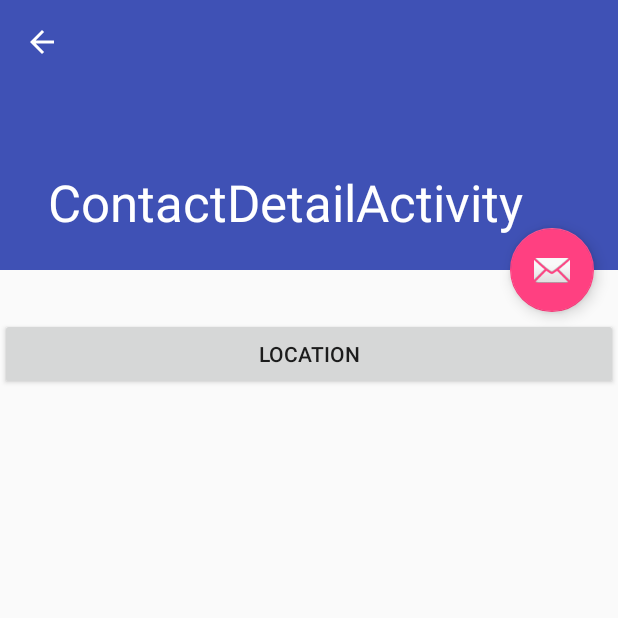
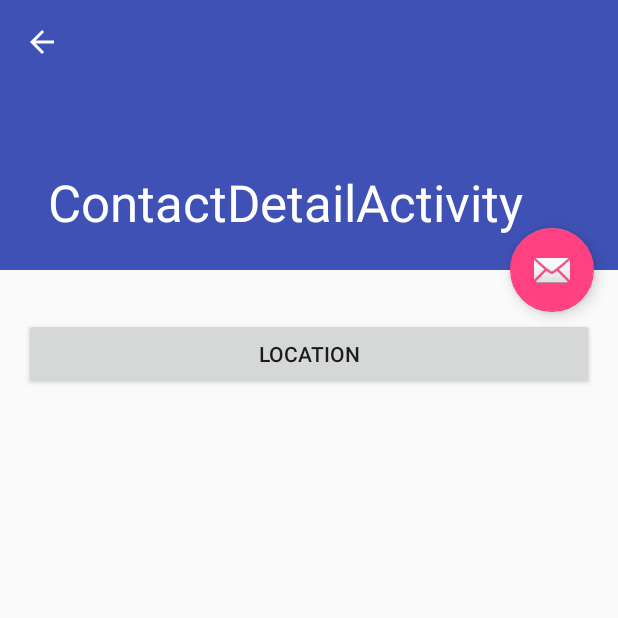
Before and after one commit to nbmaltais/P6-WhereAreThey, an Android app: the ContactDetailFragment screen opened directly, with no data from a screen before it, on a phone screen of 412 x 824 dp, the top half of it. Run offline under Robolectric (Android 15) with nearby library versions, the phone set to English and light mode, and no system bars; our stand-ins replace ButterKnife; 1 statement that could not run was skipped.

Commit message:
Changed email EditText input method. Backend send contact confirmation request to both users.

```diff
--- a/app/src/main/java/ca/nbsoft/whereareyou/Endpoints.java
+++ b/app/src/main/java/ca/nbsoft/whereareyou/Endpoints.java
@@ -10,6 +10,7 @@ import com.google.api.client.googleapis.services.GoogleClientRequestInitializer;
 
 import java.io.IOException;
 
+import ca.nbsoft.whereareyou.Utility.PreferenceUtils;
 import ca.nbsoft.whereareyou.backend.whereAreYou.WhereAreYou;
 
 
--- a/app/src/main/java/ca/nbsoft/whereareyou/PlayServicesUtils.java
+++ b/app/src/main/java/ca/nbsoft/whereareyou/Utility/PlayServicesUtils.java
@@ -1,4 +1,4 @@
-package ca.nbsoft.whereareyou;
+package ca.nbsoft.whereareyou.Utility;
 
 import android.app.Activity;
 import android.util.Log;
--- a/app/src/main/java/ca/nbsoft/whereareyou/PreferenceUtils.java
+++ b/app/src/main/java/ca/nbsoft/whereareyou/Utility/PreferenceUtils.java
@@ -1,4 +1,4 @@
-package ca.nbsoft.whereareyou;
+package ca.nbsoft.whereareyou.Utility;
 
 import android.content.Context;
 import android.content.SharedPreferences;
--- a/app/src/main/java/ca/nbsoft/whereareyou/ServiceUtils.java
+++ b/app/src/main/java/ca/nbsoft/whereareyou/Utility/ServiceUtils.java
@@ -1,4 +1,4 @@
-package ca.nbsoft.whereareyou;
+package ca.nbsoft.whereareyou.Utility;
 
 import android.app.ActivityManager;
 import android.content.Context;
--- a/app/src/main/java/ca/nbsoft/whereareyou/gcm/MyGcmListenerService.java
+++ b/app/src/main/java/ca/nbsoft/whereareyou/gcm/MyGcmListenerService.java
@@ -173,7 +173,8 @@ public class MyGcmListenerService extends GcmListenerService {
         builder.setContentTitle(title)
                 .setContentText(contentText)
                 .setSmallIcon(R.drawable.ic_notification)
-                .setContentIntent(locationPendingIntent);
+                .setContentIntent(locationPendingIntent)
+                .setAutoCancel(true);
 
         NotificationManager notifyMgr = (NotificationManager) getSystemService(NOTIFICATION_SERVICE);
 
--- a/app/src/main/java/ca/nbsoft/whereareyou/gcm/RegistrationIntentService.java
+++ b/app/src/main/java/ca/nbsoft/whereareyou/gcm/RegistrationIntentService.java
@@ -15,7 +15,7 @@ import com.google.api.client.googleapis.extensions.android.gms.auth.GoogleAccoun
 
 import ca.nbsoft.whereareyou.BuildConfig;
 import ca.nbsoft.whereareyou.Endpoints;
-import ca.nbsoft.whereareyou.PreferenceUtils;
+import ca.nbsoft.whereareyou.Utility.PreferenceUtils;
 import ca.nbsoft.whereareyou.backend.whereAreYou.model.StringResult;
 
 
--- a/app/src/main/java/ca/nbsoft/whereareyou/ui/BaseActivity.java
+++ b/app/src/main/java/ca/nbsoft/whereareyou/ui/BaseActivity.java
@@ -5,8 +5,8 @@ import android.os.Bundle;
 import android.support.v7.app.AppCompatActivity;
 import android.util.Log;
 
-import ca.nbsoft.whereareyou.PlayServicesUtils;
-import ca.nbsoft.whereareyou.PreferenceUtils;
+import ca.nbsoft.whereareyou.Utility.PlayServicesUtils;
+import ca.nbsoft.whereareyou.Utility.PreferenceUtils;
 import ca.nbsoft.whereareyou.ui.login.LoginActivity;
 
 /**
--- a/app/src/main/java/ca/nbsoft/whereareyou/ui/login/LoginActivity.java
+++ b/app/src/main/java/ca/nbsoft/whereareyou/ui/login/LoginActivity.java
@@ -16,7 +16,7 @@ import com.google.api.client.googleapis.extensions.android.gms.auth.GoogleAccoun
 import butterknife.Bind;
 import butterknife.ButterKnife;
 import ca.nbsoft.whereareyou.Endpoints;
-import ca.nbsoft.whereareyou.PreferenceUtils;
+import ca.nbsoft.whereareyou.Utility.PreferenceUtils;
 import ca.nbsoft.whereareyou.R;
 import ca.nbsoft.whereareyou.gcm.RegistrationIntentService;
 import ca.nbsoft.whereareyou.ui.main.MainActivity;
--- a/app/src/main/java/ca/nbsoft/whereareyou/ui/main/AddContactActivity.java
+++ b/app/src/main/java/ca/nbsoft/whereareyou/ui/main/AddContactActivity.java
@@ -15,6 +15,7 @@ import butterknife.ButterKnife;
 import butterknife.OnClick;
 import ca.nbsoft.whereareyou.ApiService;
 import ca.nbsoft.whereareyou.R;
+import ca.nbsoft.whereareyou.Utility.Utils;
 
 public class AddContactActivity extends AppCompatActivity {
 
@@ -58,6 +59,8 @@ public class AddContactActivity extends AppCompatActivity {
     @OnClick(R.id.add_button)
     void addContact()
     {
+        Utils.closeKeyboard(this);
+
         String email = mEmailView.getText().toString();
         ApiService.sendContactRequest(this, email);
     }
--- a/app/src/main/java/ca/nbsoft/whereareyou/ui/main/MainActivity.java
+++ b/app/src/main/java/ca/nbsoft/whereareyou/ui/main/MainActivity.java
@@ -1,10 +1,7 @@
 package ca.nbsoft.whereareyou.ui.main;
 
-import android.content.Intent;
 import android.os.Bundle;
 import android.support.design.widget.FloatingActionButton;
-import android.support.design.widget.Snackbar;
-import android.support.v7.app.AppCompatActivity;
 import android.support.v7.widget.Toolbar;
 import android.view.Menu;
 import android.view.MenuInflater;
@@ -14,7 +11,7 @@ import android.view.View;
 import butterknife.Bind;
 import butterknife.ButterKnife;
 import ca.nbsoft.whereareyou.ApiService;
-import ca.nbsoft.whereareyou.PreferenceUtils;
+import ca.nbsoft.whereareyou.Utility.PreferenceUtils;
 import ca.nbsoft.whereareyou.R;
 import ca.nbsoft.whereareyou.ui.BaseActivity;
 
--- a/app/src/main/res/layout/activity_add_contact.xml
+++ b/app/src/main/res/layout/activity_add_contact.xml
@@ -17,7 +17,8 @@
         android:id="@+id/email_view"
         android:layout_width="match_parent"
         android:layout_height="wrap_content"
-        android:hint="@string/contact_email_hint"/>
+        android:hint="@string/contact_email_hint"
+        android:inputType="textEmailAddress"/>
 
     <Button
         android:id="@+id/add_button"
--- a/app/src/main/res/layout/content_contact_detail.xml
+++ b/app/src/main/res/layout/content_contact_detail.xml
@@ -14,7 +14,9 @@
         android:layout_width="match_parent"
         android:layout_height="wrap_content"
         android:orientation="vertical"
-        android:paddingTop="32dp">
+        android:paddingTop="32dp"
+        android:paddingLeft="16dp"
+        android:paddingRight="16dp">
 
         <Button
             android:id="@+id/request_location_button"
--- a/backend/src/main/java/ca/nbsoft/whereareyou/backend/api/WhereAreYouApi.java
+++ b/backend/src/main/java/ca/nbsoft/whereareyou/backend/api/WhereAreYouApi.java
@@ -343,6 +343,7 @@ public class WhereAreYouApi {
 
         // TODO send notification that contact request is confirmed
         GcmMessages.confirmContactRequest(userProfile, contactProfile);
+        GcmMessages.confirmContactRequest(contactProfile, userProfile);
     }
 
     private UserProfile getUserProfileById( String userId)
```
Also changed, not shown: app/src/main/java/ca/nbsoft/whereareyou/Utility/Utils.java (added, +21 -0 lines).
